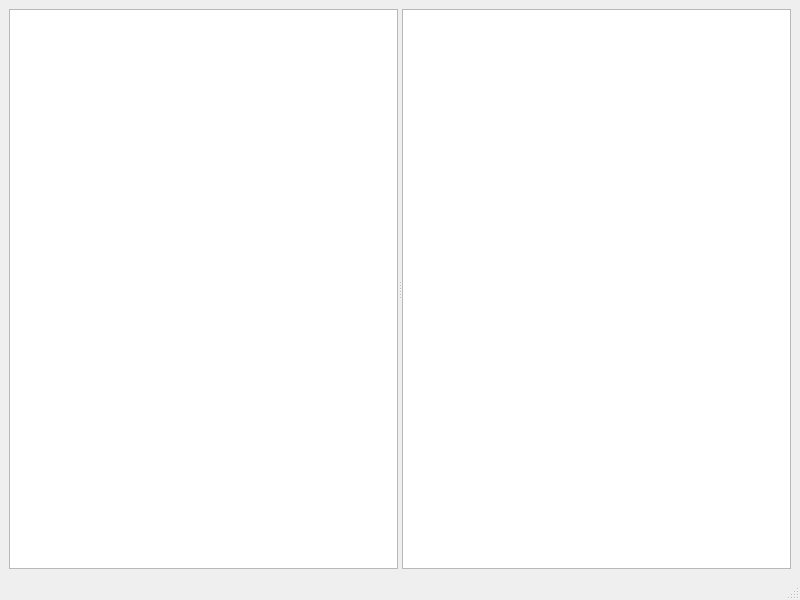
The window that test_Demo/doc_viewer.ui (tainyuhong/pyside_machine_system) describes before a commit, drawn with Qt 5.
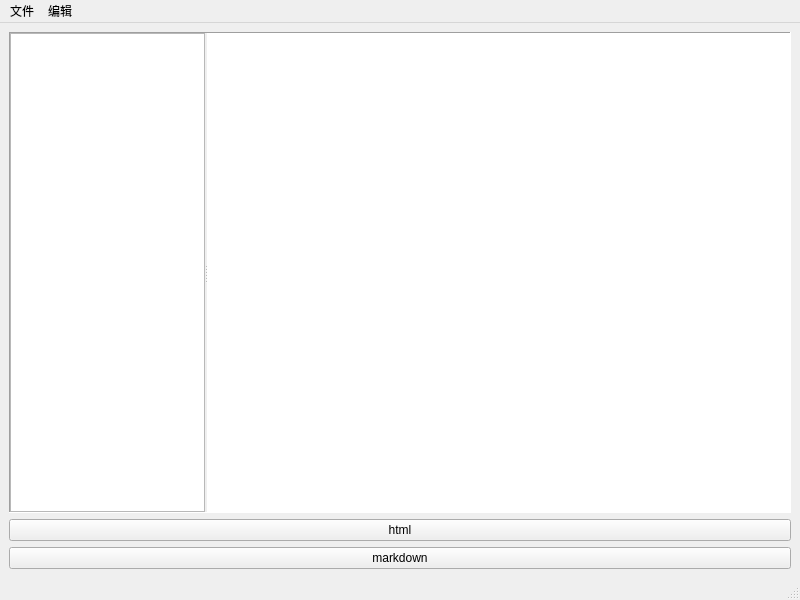
The same window after the commit.

Commit message: markdown转换

```diff
--- a/test_Demo/doc_viewer.ui
+++ b/test_Demo/doc_viewer.ui
@@ -17,17 +17,71 @@
    <layout class="QVBoxLayout" name="verticalLayout">
     <item>
      <widget class="QSplitter" name="splitter">
+      <property name="sizePolicy">
+       <sizepolicy hsizetype="Expanding" vsizetype="Expanding">
+        <horstretch>0</horstretch>
+        <verstretch>0</verstretch>
+       </sizepolicy>
+      </property>
+      <property name="frameShape">
+       <enum>QFrame::Panel</enum>
+      </property>
+      <property name="frameShadow">
+       <enum>QFrame::Sunken</enum>
+      </property>
+      <property name="lineWidth">
+       <number>1</number>
+      </property>
+      <property name="midLineWidth">
+       <number>3</number>
+      </property>
       <property name="orientation">
        <enum>Qt::Horizontal</enum>
       </property>
-      <widget class="QListWidget" name="listWidget"/>
+      <property name="handleWidth">
+       <number>2</number>
+      </property>
+      <property name="childrenCollapsible">
+       <bool>true</bool>
+      </property>
+      <widget class="QListWidget" name="listWidget">
+       <property name="sizePolicy">
+        <sizepolicy hsizetype="Expanding" vsizetype="Expanding">
+         <horstretch>1</horstretch>
+         <verstretch>0</verstretch>
+        </sizepolicy>
+       </property>
+      </widget>
       <widget class="QTextEdit" name="textEdit">
-       <property name="lineWidth">
-        <number>3</number>
+       <property name="sizePolicy">
+        <sizepolicy hsizetype="Expanding" vsizetype="Expanding">
+         <horstretch>3</horstretch>
+         <verstretch>0</verstretch>
+        </sizepolicy>
+       </property>
+       <property name="frameShape">
+        <enum>QFrame::NoFrame</enum>
+       </property>
+       <property name="frameShadow">
+        <enum>QFrame::Plain</enum>
        </property>
       </widget>
      </widget>
     </item>
+    <item>
+     <widget class="QPushButton" name="html_btn">
+      <property name="text">
+       <string>html</string>
+      </property>
+     </widget>
+    </item>
+    <item>
+     <widget class="QPushButton" name="pushButton">
+      <property name="text">
+       <string>markdown</string>
+      </property>
+     </widget>
+    </item>
    </layout>
   </widget>
   <widget class="QMenuBar" name="menubar">
@@ -39,6 +93,20 @@
      <height>22</height>
     </rect>
    </property>
+   <widget class="QMenu" name="menu">
+    <property name="title">
+     <string>文件</string>
+    </property>
+    <addaction name="actionnew"/>
+    <addaction name="actionopen"/>
+   </widget>
+   <widget class="QMenu" name="menu_2">
+    <property name="title">
+     <string>编辑</string>
+    </property>
+   </widget>
+   <addaction name="menu"/>
+   <addaction name="menu_2"/>
   </widget>
   <widget class="QStatusBar" name="statusbar"/>
  </widget>
```
Left out of the diff: 10 changed lines with no effect on the pictures. The commit also changes 2 other files.
